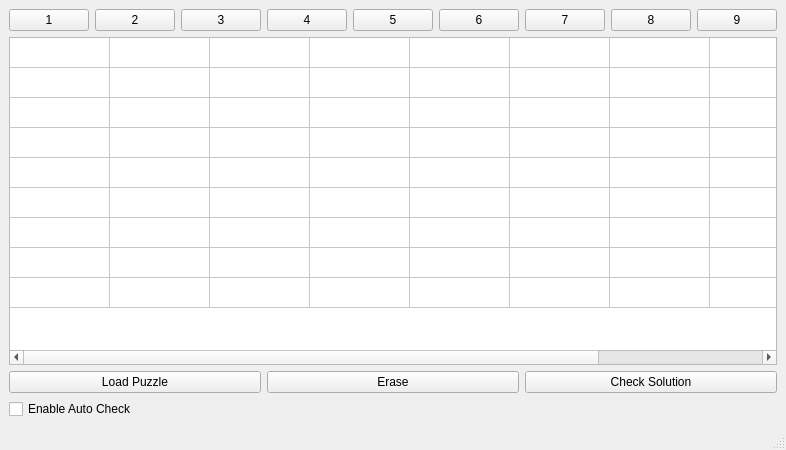
Before: the Qt Designer form SudokuPlayer/mainwindow.ui in aylasaleh/CSCE2211-SudokoProject, drawn with Qt 5.
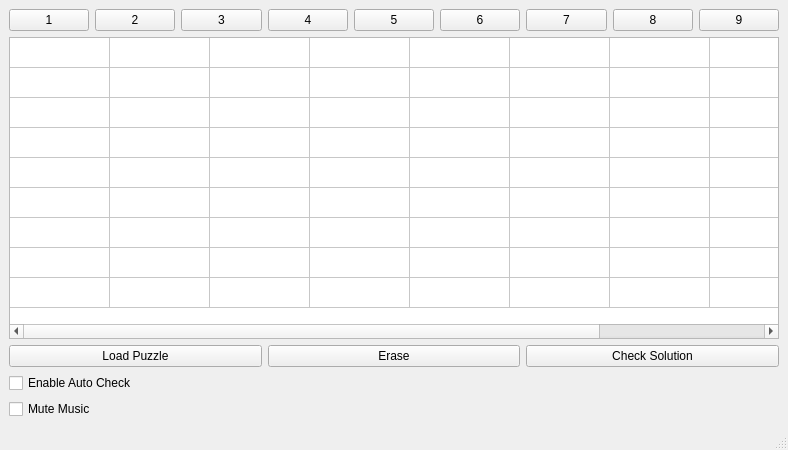
After: the same form once the commit is applied.

```diff
--- a/SudokuPlayer/mainwindow.ui
+++ b/SudokuPlayer/mainwindow.ui
@@ -6,7 +6,7 @@
    <rect>
     <x>0</x>
     <y>0</y>
-    <width>482</width>
+    <width>788</width>
     <height>450</height>
    </rect>
   </property>
@@ -154,6 +154,13 @@
       </property>
      </widget>
     </item>
+    <item>
+     <widget class="QCheckBox" name="MuteMusic">
+      <property name="text">
+       <string>Mute Music</string>
+      </property>
+     </widget>
+    </item>
    </layout>
   </widget>
   <widget class="QMenuBar" name="menubar">
```
Left out of the diff: 4 changed lines with no effect on the pictures.
